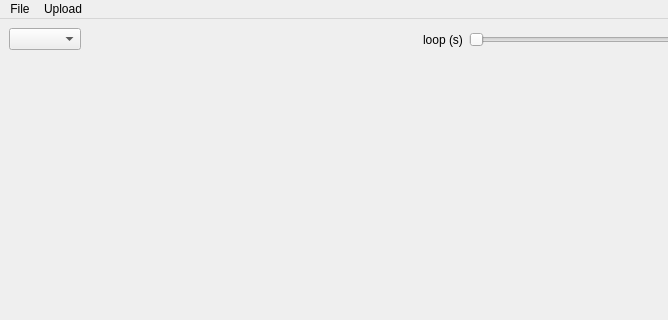
Old version of the form projectsetting.ui in the repository MohammadMokhalled/Vibmory_HapticPatternGenerator; both pictures show x 0 to 668 and y 0 to 320 of the 1148 by 743 pixel window.
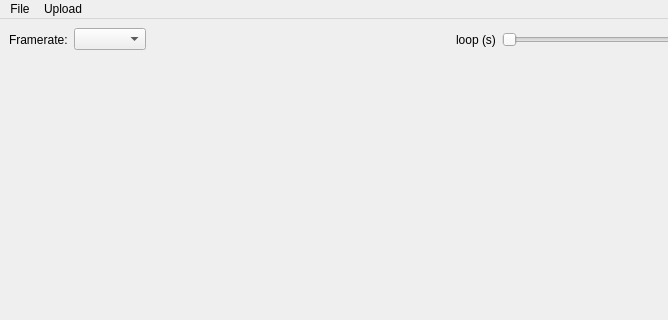
New version of the form.

What changed in the file:
```diff
--- a/projectsetting.ui
+++ b/projectsetting.ui
@@ -37,6 +37,13 @@
        <layout class="QVBoxLayout" name="verticalLayout_4" stretch="1,10,1">
         <item>
          <layout class="QHBoxLayout" name="horizontalLayout_6">
+          <item>
+           <widget class="QLabel" name="label_4">
+            <property name="text">
+             <string>Framerate:</string>
+            </property>
+           </widget>
+          </item>
           <item>
            <widget class="QComboBox" name="frameRateComboBox">
             <property name="currentText">
```
Left out of the diff: 173 changed lines with no effect on the pictures.
